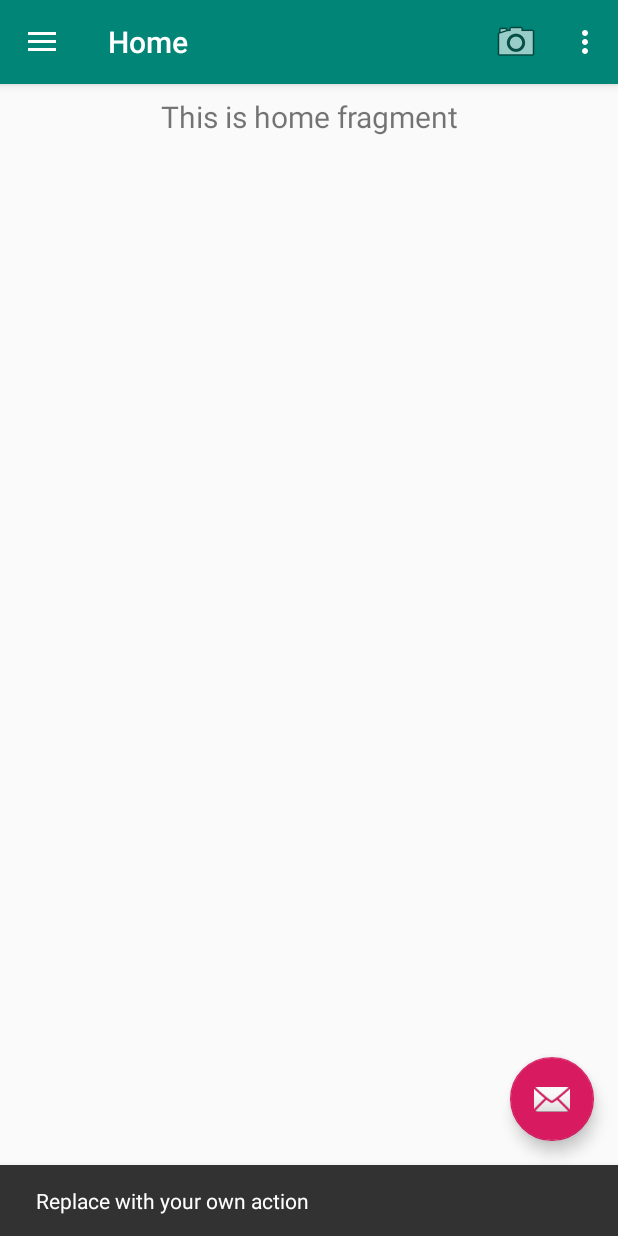
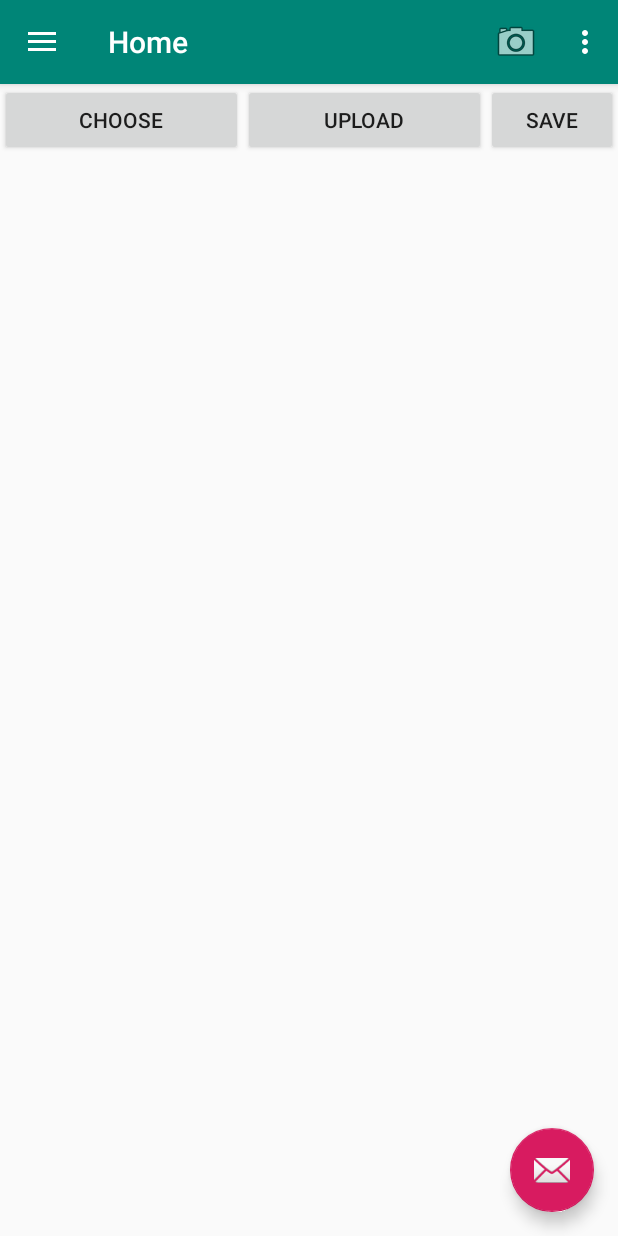
Before and after one commit to EricVolmer/Camera, an Android app: the screen it shows after launch (MainActivity), after a tap on an icon or button, on a phone screen of 412 x 824 dp. Run offline under Robolectric (Android 15) with nearby library versions, the phone set to English and light mode, and no system bars; our stand-ins replace Firebase (no records; nobody signed in at launch, a user with empty details on screens opened directly), navigation-ui; pictures from the network do not load.

Commit message:
More and more

```diff
--- a/app/build.gradle
+++ b/app/build.gradle
@@ -5,7 +5,7 @@ android {
     buildToolsVersion "29.0.2"
     defaultConfig {
         applicationId "com.example.cameraapp"
-        minSdkVersion 23
+        minSdkVersion 24
         targetSdkVersion 29
         versionCode 1
         versionName "1.0"
--- a/app/src/main/AndroidManifest.xml
+++ b/app/src/main/AndroidManifest.xml
@@ -36,6 +36,9 @@
         <activity
             android:name="com.example.cameraapp.ui.gallery.GalleryFragment"
             android:label="@string/app_name"/>
+        <activity
+            android:name="com.example.cameraapp.ui.home.HomeFragment"
+            android:label="@string/app_name"/>
         <provider
             android:authorities="com.example.cameraapp.fileprovider"
             android:name="androidx.core.content.FileProvider"
--- a/app/src/main/java/com/example/cameraapp/DisplayImage.java
+++ b/app/src/main/java/com/example/cameraapp/DisplayImage.java
@@ -22,9 +22,5 @@ public class DisplayImage extends AppCompatActivity
 
         Bitmap bitmap = BitmapFactory.decodeFile((getIntent().getStringExtra("image_path")));
         imageView.setImageBitmap(bitmap);
-
-
-
-
     }
 }
--- a/app/src/main/java/com/example/cameraapp/MainActivity.java
+++ b/app/src/main/java/com/example/cameraapp/MainActivity.java
@@ -1,10 +1,12 @@
 package com.example.cameraapp;
 
 import android.Manifest;
+import android.app.Activity;
 import android.app.ActivityManager;
 import android.app.ProgressDialog;
 import android.content.Intent;
 import android.content.pm.PackageManager;
+import android.graphics.Bitmap;
 import android.net.Uri;
 import android.os.Build;
 import android.os.Bundle;
@@ -16,6 +18,8 @@ import com.google.android.gms.auth.api.signin.GoogleSignInClient;
 import com.google.android.gms.auth.api.signin.GoogleSignInOptions;
 import com.google.android.gms.common.api.ApiException;
 import com.google.android.gms.tasks.OnCompleteListener;
+import com.google.android.gms.tasks.OnFailureListener;
+import com.google.android.gms.tasks.OnSuccessListener;
 import com.google.android.gms.tasks.Task;
 import com.google.android.material.floatingactionbutton.FloatingActionButton;
 import com.google.android.material.snackbar.Snackbar;
@@ -40,7 +44,9 @@ import com.google.firebase.auth.FirebaseAuth;
 import com.google.firebase.auth.FirebaseUser;
 import com.google.firebase.auth.GoogleAuthProvider;
 import com.google.firebase.storage.FirebaseStorage;
+import com.google.firebase.storage.OnProgressListener;
 import com.google.firebase.storage.StorageReference;
+import com.google.firebase.storage.UploadTask;
 
 import androidx.drawerlayout.widget.DrawerLayout;
 
@@ -59,17 +65,27 @@ import java.io.IOException;
 import java.text.SimpleDateFormat;
 import java.util.Date;
 import java.util.Objects;
+import java.util.UUID;
 
 public class MainActivity extends AppCompatActivity
 {
 
     private AppBarConfiguration mAppBarConfiguration;
     private static final int REQUEST_IMAGE_CAPTURE = 1;
-    private ImageView imageView2;
+    private ImageView imageView23;
     private StorageReference mStorageRef;
     private static final String TAG = "MainActivity";
     private ProgressDialog pDialog;
     private static final int RC_SIGN_IN = 9001;
+    FirebaseStorage storage;
+    StorageReference storageReference;
+
+    private Button btnChoose, btnUpload;
+    ImageView imageView;
+
+    private Uri filePath;
+
+    private final int PICK_IMAGE_REQUEST = 71;
 
 
     // Firebase Auth Object.
@@ -99,8 +115,10 @@ public class MainActivity extends AppCompatActivity
             @Override
             public void onClick(View view)
             {
-                Snackbar.make(view, "Replace with your own action", Snackbar.LENGTH_LONG)
-                        .setAction("Action", null).show();
+                Intent sharingIntent = new Intent(Intent.ACTION_SEND);
+                sharingIntent.setType("image/*");
+                sharingIntent.putExtra(Intent.EXTRA_STREAM, currentPhotoPath);
+                startActivity(Intent.createChooser(sharingIntent, "Share Image Using"));
             }
         });
         DrawerLayout drawer = findViewById(R.id.drawer_layout);
@@ -114,6 +132,15 @@ public class MainActivity extends AppCompatActivity
         NavController navController = Navigation.findNavController(this, R.id.nav_host_fragment);
         NavigationUI.setupActionBarWithNavController(this, navController, mAppBarConfiguration);
         NavigationUI.setupWithNavController(navigationView, navController);
+
+
+        btnChoose = (Button) findViewById(R.id.btnChoose);
+        btnUpload = (Button) findViewById(R.id.btnUpload);
+        imageView = (ImageView) findViewById(R.id.imgView);
+
+
+        storage = FirebaseStorage.getInstance();
+        storageReference = storage.getReference();
 
 
         mStorageRef = FirebaseStorage.getInstance().getReference();
@@ -139,6 +166,62 @@ public class MainActivity extends AppCompatActivity
 
 
     }
+
+    private void chooseImage()
+    {
+        //Create an Intent with action as ACTION_PICK
+        Intent intent = new Intent(Intent.ACTION_PICK);
+        // Sets the type as image/*. This ensures only components of type image are selected
+        intent.setType("image/*");
+        //We pass an extra array with the accepted mime types. This will ensure only components with these MIME types as targeted.
+        String[] mimeTypes = {"image/jpeg", "image/png"};
+        intent.putExtra(Intent.EXTRA_MIME_TYPES, mimeTypes);
+        // Launching the Intent
+        startActivityForResult(intent, PICK_IMAGE_REQUEST);
+    }
+
+    private void uploadImage()
+    {
+
+        if (filePath != null)
+        {
+            final ProgressDialog progressDialog = new ProgressDialog(this);
+            progressDialog.setTitle("Uploading...");
+            progressDialog.show();
+
+            StorageReference ref = storageReference.child("images/" + UUID.randomUUID().toString());
+            ref.putFile(filePath)
+                    .addOnSuccessListener(new OnSuccessListener<UploadTask.TaskSnapshot>()
+                    {
+                        @Override
+                        public void onSuccess(UploadTask.TaskSnapshot taskSnapshot)
+                        {
+                            progressDialog.dismiss();
+                            Toast.makeText(MainActivity.this, "Uploaded", Toast.LENGTH_SHORT).show();
+                        }
+                    })
+                    .addOnFailureListener(new OnFailureListener()
+                    {
+                        @Override
+                        public void onFailure(@NonNull Exception e)
+                        {
+                            progressDialog.dismiss();
+                            Toast.makeText(MainActivity.this, "Failed " + e.getMessage(), Toast.LENGTH_SHORT).show();
+                        }
+                    })
+                    .addOnProgressListener(new OnProgressListener<UploadTask.TaskSnapshot>()
+                    {
+                        @Override
+                        public void onProgress(UploadTask.TaskSnapshot taskSnapshot)
+                        {
+                            double progress = (100.0 * taskSnapshot.getBytesTransferred() / taskSnapshot
+                                    .getTotalByteCount());
+                            progressDialog.setMessage("Uploaded " + (int) progress + "%");
+                        }
+                    });
+        }
+    }
+
 
     public void logOut(MenuItem item)
     {
@@ -279,7 +362,21 @@ public class MainActivity extends AppCompatActivity
                 // ...
             }
         }
+        if (requestCode == PICK_IMAGE_REQUEST && resultCode == RESULT_OK
+                && data != null && data.getData() != null)
+        {
+            filePath = data.getData();
+            try
+            {
+                Bitmap bitmap = MediaStore.Images.Media.getBitmap(getContentResolver(), filePath);
+                imageView.setImageBitmap(bitmap);
+            } catch (IOException e)
+            {
+                e.printStackTrace();
+            }
+        }
     }
+
 
     private void displayProgressDialog()
     {
@@ -415,4 +512,21 @@ public class MainActivity extends AppCompatActivity
         sharingIntent.putExtra(Intent.EXTRA_STREAM, currentPhotoPath);
         startActivity(Intent.createChooser(sharingIntent, "Share Image Using"));
     }
+
+
+    public void chooseImage(View view)
+    {
+        chooseImage();
+        imageView.setVisibility(View.VISIBLE);
+    }
+
+    public void uploadImg(View view)
+    {
+        uploadImage();
+
+        imageView.setVisibility(View.GONE);
+
+    }
+
+
 }
--- a/app/src/main/java/com/example/cameraapp/ui/home/HomeFragment.java
+++ b/app/src/main/java/com/example/cameraapp/ui/home/HomeFragment.java
@@ -4,36 +4,27 @@ import android.os.Bundle;
 import android.view.LayoutInflater;
 import android.view.View;
 import android.view.ViewGroup;
-import android.widget.TextView;
 
-import androidx.annotation.Nullable;
 import androidx.annotation.NonNull;
 import androidx.fragment.app.Fragment;
-import androidx.lifecycle.Observer;
-import androidx.lifecycle.ViewModelProviders;
 
 import com.example.cameraapp.R;
 
 public class HomeFragment extends Fragment
 {
 
+
     private HomeViewModel homeViewModel;
 
-    public View onCreateView(@NonNull LayoutInflater inflater,
-                             ViewGroup container, Bundle savedInstanceState)
+    public View onCreateView(@NonNull LayoutInflater inflater, ViewGroup container, Bundle savedInstanceState)
     {
-        homeViewModel =
-                ViewModelProviders.of(this).get(HomeViewModel.class);
         View root = inflater.inflate(R.layout.fragment_home, container, false);
-        final TextView textView = root.findViewById(R.id.text_home);
-        homeViewModel.getText().observe(this, new Observer<String>()
-        {
-            @Override
-            public void onChanged(@Nullable String s)
-            {
-                textView.setText(s);
-            }
-        });
+
         return root;
+
     }
+
+
+
+
 }
--- a/app/src/main/java/com/example/cameraapp/ui/home/HomeViewModel.java
+++ b/app/src/main/java/com/example/cameraapp/ui/home/HomeViewModel.java
@@ -7,16 +7,5 @@ import androidx.lifecycle.ViewModel;
 public class HomeViewModel extends ViewModel
 {
 
-    private MutableLiveData<String> mText;
 
-    public HomeViewModel()
-    {
-        mText = new MutableLiveData<>();
-        mText.setValue("This is home fragment");
-    }
-
-    public LiveData<String> getText()
-    {
-        return mText;
-    }
 }
--- a/app/src/main/res/layout/activity_display_image.xml
+++ b/app/src/main/res/layout/activity_display_image.xml
@@ -11,6 +11,9 @@
         android:id="@+id/mimageView"
         android:layout_width="match_parent"
         android:layout_height="560dp"
-        android:padding="4dp" />
+        android:padding="4dp"
+        android:rotation="90" />
+
+
 
 </RelativeLayout>
--- a/app/src/main/res/layout/content_main.xml
+++ b/app/src/main/res/layout/content_main.xml
@@ -18,6 +18,19 @@
         app:layout_constraintTop_toTopOf="parent"
         app:navGraph="@navigation/mobile_navigation" />
 
+    <ImageView
+        android:id="@+id/imgView"
+        android:layout_width="match_parent"
+        android:layout_height="match_parent"
+        android:layout_marginStart="24dp"
+        android:layout_marginTop="50dp"
+        android:layout_marginEnd="24dp"
+        android:layout_marginBottom="24dp"
+        app:layout_constraintBottom_toBottomOf="parent"
+        app:layout_constraintEnd_toEndOf="parent"
+        app:layout_constraintStart_toStartOf="parent"
+        app:layout_constraintTop_toTopOf="parent" />
+
 
 
 </androidx.constraintlayout.widget.ConstraintLayout>
--- a/app/src/main/res/layout/fragment_home.xml
+++ b/app/src/main/res/layout/fragment_home.xml
@@ -1,28 +1,34 @@
 <?xml version="1.0" encoding="utf-8"?>
-<androidx.constraintlayout.widget.ConstraintLayout xmlns:android="http://schemas.android.com/apk/res/android"
+<RelativeLayout
+    xmlns:android="http://schemas.android.com/apk/res/android"
     xmlns:app="http://schemas.android.com/apk/res-auto"
+    xmlns:tools="http://schemas.android.com/tools"
     android:layout_width="match_parent"
     android:layout_height="match_parent">
 
-    <TextView
-        android:id="@+id/text_home"
+    <LinearLayout
+        android:id="@+id/layout_button"
+        android:orientation="horizontal"
+        android:layout_alignParentTop="true"
+        android:weightSum="2"
         android:layout_width="match_parent"
+        android:layout_height="wrap_content">
+
+        <Button
+            android:id="@+id/btnChoose"
+            android:text="Choose"
+            android:layout_weight="1"
+            android:layout_width="0dp"
             android:layout_height="wrap_content"
-        android:layout_marginStart="8dp"
-        android:layout_marginTop="8dp"
-        android:layout_marginEnd="8dp"
-        android:textAlignment="center"
-        android:textSize="20sp"
-        app:layout_constraintEnd_toEndOf="parent"
-        app:layout_constraintStart_toStartOf="parent"
-        app:layout_constraintTop_toTopOf="parent" />
+            android:onClick="chooseImage"/>
 
-    <ImageView
-        android:id="@+id/imageView2"
-        android:layout_width="match_parent"
-        android:layout_height="match_parent"
-        android:layout_gravity="center_horizontal"
-        android:contentDescription="@string/displaycamerapicture" />
+        <Button
+            android:id="@+id/btnUpload"
+            android:text="Upload"
+            android:layout_weight="1"
+            android:layout_width="0dp"
+            android:layout_height="wrap_content"
+            android:onClick="uploadImg"/>
         <Button
             android:id="@+id/bt_save"
             android:layout_width="wrap_content"
@@ -34,5 +40,6 @@
             app:layout_constraintStart_toStartOf="parent"
             app:layout_constraintTop_toTopOf="@+id/nav_host_fragment"
             app:layout_constraintVertical_bias="0.90" />
+    </LinearLayout>
 
-</androidx.constraintlayout.widget.ConstraintLayout>
+</RelativeLayout>
```
Lines whose indentation alone changed are shown as unchanged.
